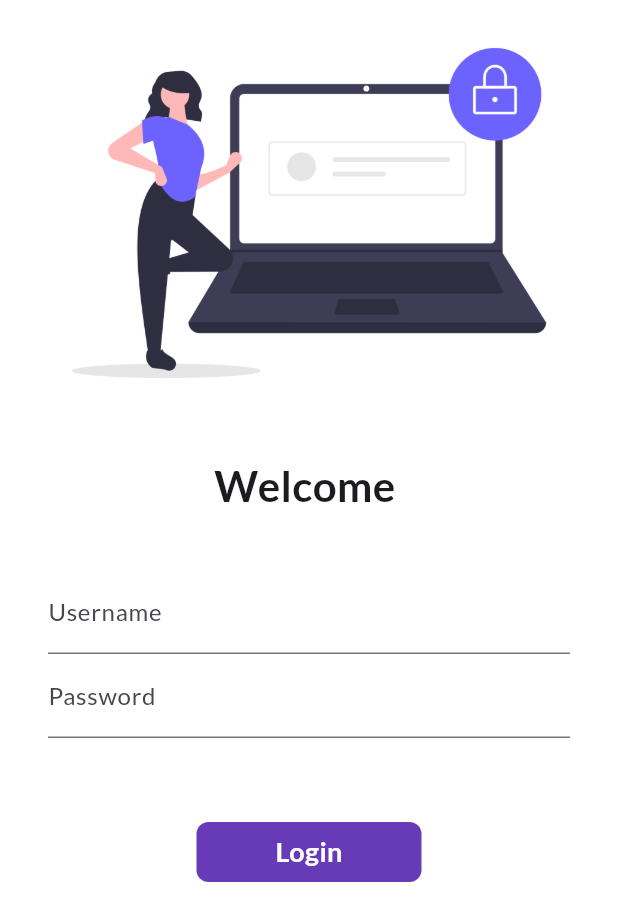
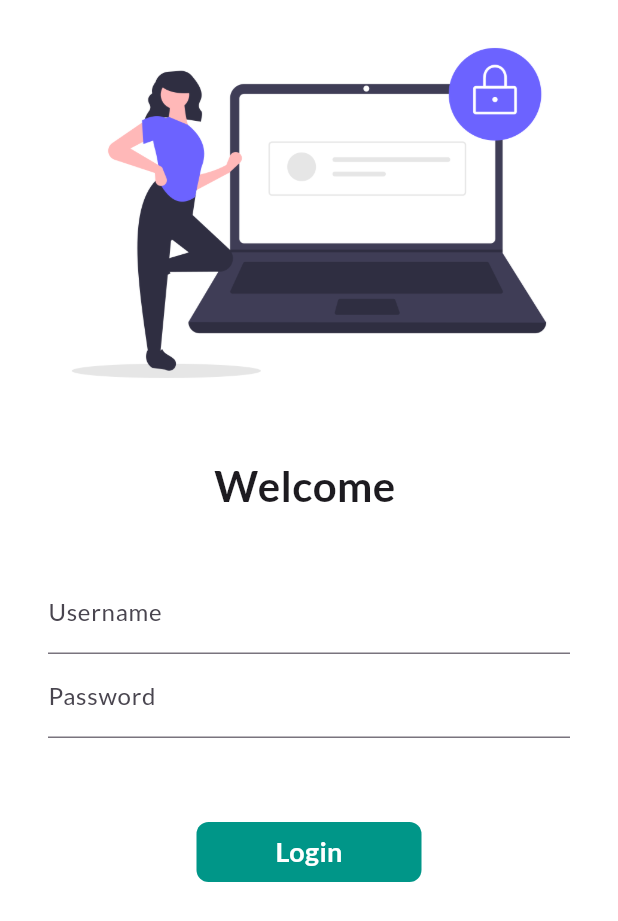
Before and after one commit to PrakratiMamtani01/FlutterDeveolopment, a Flutter app: the LoginPage screen opened by its route, on a phone screen of 412 x 824 dp. Shown: the top 921 px of the screen. Run offline on Flutter 3.47's test engine with Material 3 defaults, Android fonts, the phone set to English and light mode, and no system bars; our stand-ins replace google_fonts; network calls fail.

Commit message:
day11 complete

```diff
--- a/lib/pages/login.dart
+++ b/lib/pages/login.dart
@@ -98,7 +98,7 @@ class _LoginPageState extends State<LoginPage> {
                 height: 40.0,
               ),
               Material(
-                color: Colors.deepPurple,
+                color: Colors.teal,
                 borderRadius: BorderRadius.circular(changeButton ? 50 : 8),
                 child: InkWell(
                   onTap: () => moveToHome(context),
--- a/lib/utils/themes.dart
+++ b/lib/utils/themes.dart
@@ -5,7 +5,7 @@ import 'package:google_fonts/google_fonts.dart';
 class MyTheme{
   static ThemeData lightTheme(BuildContext context) {
     return ThemeData(
-        primarySwatch: Colors.deepPurple,
+        primarySwatch: Colors.teal,
         fontFamily: GoogleFonts.lato().fontFamily,
       );
   }
--- a/lib/widgets/drawer.dart
+++ b/lib/widgets/drawer.dart
@@ -12,13 +12,13 @@ class MyDrawer extends StatelessWidget {
   Widget build(BuildContext context) {
     return Drawer(
         child: Container(
-      color: Colors.deepPurple,
+      color: Colors.teal,
       child: ListView(
         children: [
           DrawerHeader(
             padding: EdgeInsets.zero,
             child: UserAccountsDrawerHeader(
-              decoration: BoxDecoration(color: Colors.deepPurple),
+              decoration: BoxDecoration(color: Colors.teal),
               margin: EdgeInsets.zero,
               accountName: Text("Prakrati Mamtani"),
               accountEmail: Text("pm3484@nyu.edu"),
--- a/lib/widgets/item_widget.dart
+++ b/lib/widgets/item_widget.dart
@@ -20,7 +20,7 @@ class ItemWidget extends StatelessWidget {
           "\$ ${item.price}",
           textScaleFactor: 1.5,
           style: TextStyle(
-            color: Colors.deepPurple,
+            color: Colors.teal,
             fontWeight: FontWeight.bold,
           ),
         ),
```
